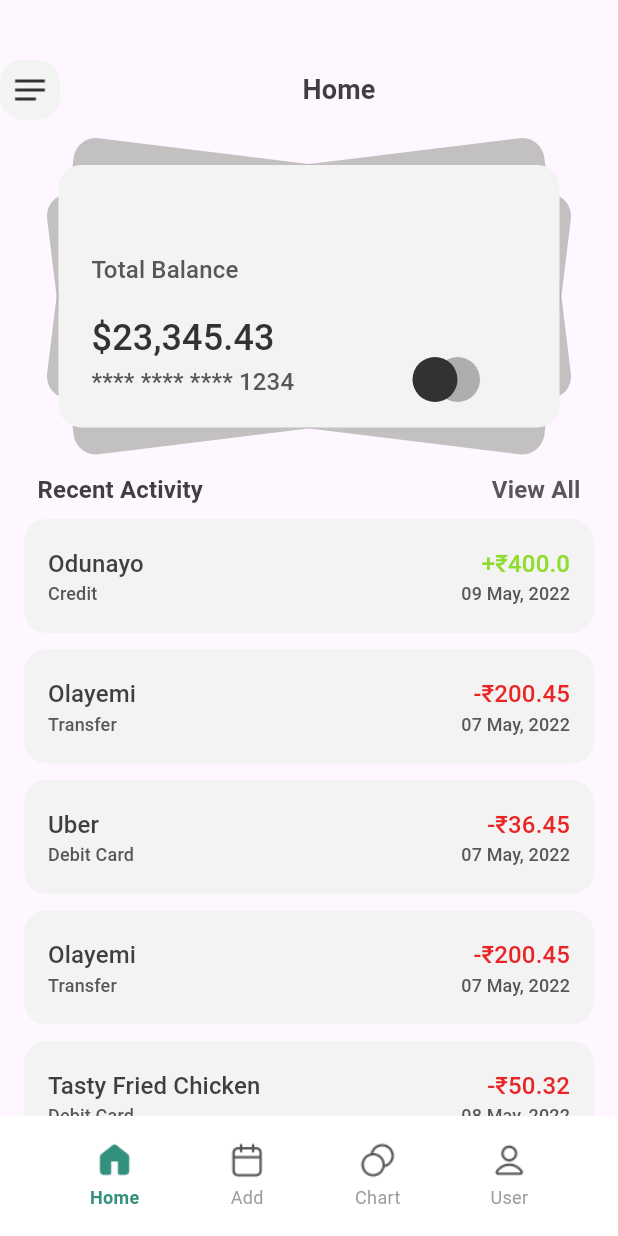
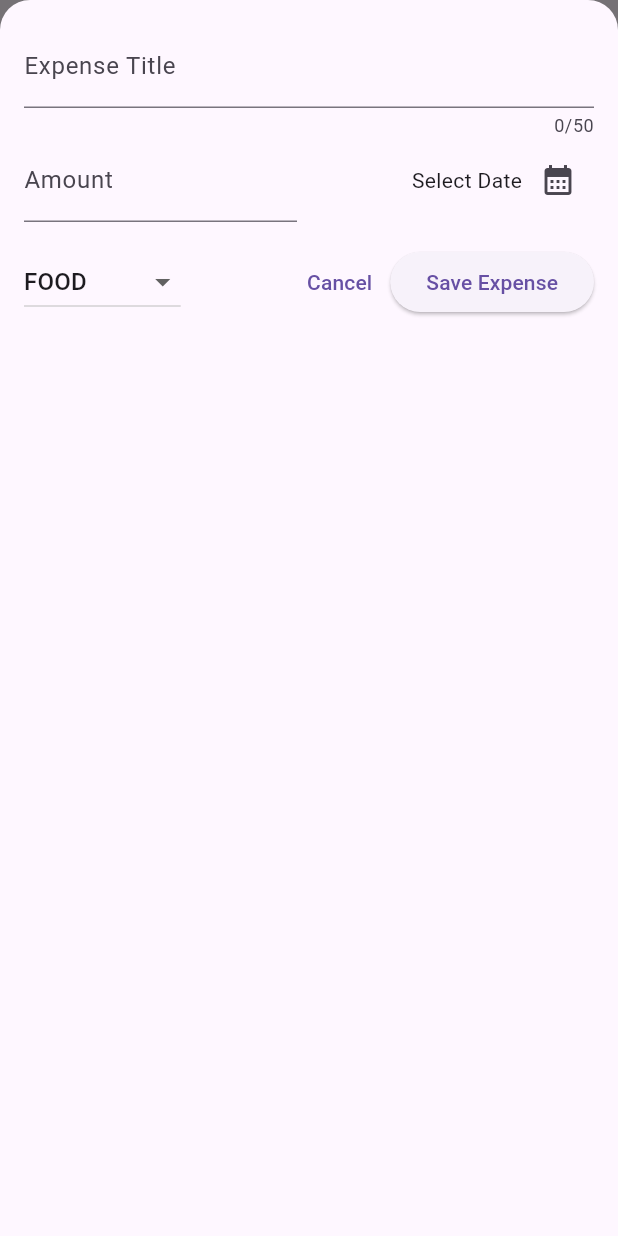
Before and after one commit to Deepak-10439/Expense-Tracker-Flutter-app, a Flutter app: the screen it shows after launch, after a tap on "Add", on a phone screen of 412 x 824 dp. Run offline on Flutter 3.47's test engine with Material 3 defaults, Android fonts, the phone set to English and light mode, and no system bars.

```diff
--- a/lib/Bottombar.dart
+++ b/lib/Bottombar.dart
@@ -1,8 +1,11 @@
 // ignore_for_file: library_private_types_in_public_api
 
 import 'package:flutter/material.dart';
-import 'homeScreen.dart';
+import 'new_expense.dart';
+import 'models/expenses.dart';
+import 'HomeScreen.dart';
 import 'chartscreen.dart';
+
 
 class BottomBar extends StatefulWidget {
   const BottomBar({super.key});
@@ -13,6 +16,26 @@ class BottomBar extends StatefulWidget {
 
 class _BottomBarState extends State<BottomBar> {
   int selectedItemIndex = 0;
+  void _addNewExpense(BuildContext context, Expense newExpense) {
+
+  }
+  void _openAddExpenseOverlay(BuildContext context) {
+    showModalBottomSheet(
+      context: context,
+      isScrollControlled: true,
+      backgroundColor: Colors.transparent,
+      builder: (ctx) => Container(
+        decoration: BoxDecoration(
+          color: Theme.of(context).scaffoldBackgroundColor,
+          borderRadius: const BorderRadius.vertical(top: Radius.circular(20)),
+        ),
+        padding: EdgeInsets.only(
+          bottom: MediaQuery.of(context).viewInsets.bottom,
+        ),
+        child: NewExpense((expense) => _addNewExpense(context, expense)),
+      ),
+    );
+  }
 
   @override
   Widget build(BuildContext context) {
@@ -45,7 +68,7 @@ class _BottomBarState extends State<BottomBar> {
             label: "Add",
             isSelected: false, // No selection state for Add
             onClick: () {
-              // Handle Add click
+              _openAddExpenseOverlay(context);
             },
           ),
           BottomAppBarItem(
--- a/lib/CardDetails.dart
+++ b/lib/CardDetails.dart
@@ -59,7 +59,7 @@ class CardFrame extends StatelessWidget {
               left: 22,
               top: 35,
               child: Text(
-                '\$23,345.43',
+                '\₹23,345.43',
                 style: TextStyle(
                   color: Color(0xFF323232),
                   fontSize: 24,
--- a/lib/HomeScreen.dart
+++ b/lib/HomeScreen.dart
@@ -1,4 +1,5 @@
 import 'package:flutter/material.dart';
+import 'package:provider/provider.dart';
 import 'CardDetails.dart';
 import 'expensedetails.dart';
 import 'Bottombar.dart';
@@ -11,9 +12,9 @@ class HomeScreen extends StatelessWidget {
 
   @override
   Widget build(BuildContext context) {
-    final transactions = TransactionRepository().transactions;
-
-    return Scaffold(
+    return ChangeNotifierProvider(
+      create: (_) => TransactionRepository(),
+      child: Scaffold(
         body: Column(
           children: [
             const SizedBox(height: 40),
@@ -79,7 +80,9 @@ class HomeScreen extends StatelessWidget {
             ),
             const SizedBox(height: 30), // Spacer equivalent
             Expanded(
-            child: Column(
+               child: Consumer<TransactionRepository>(
+                 builder: (context, transactionRepo, child) {
+                   return Column(
                      children: [
                        const Row(
                          mainAxisAlignment: MainAxisAlignment.spaceBetween,
@@ -111,14 +114,17 @@ class HomeScreen extends StatelessWidget {
                          ],
                        ),
                        Expanded(
-                  child: TransactionsList(transactions: transactions),
+                         child: TransactionsList(transactions: transactionRepo.transactions),
                        ),
                      ],
+                   );
+                 },
                ),
              ),
           ],
         ),
         bottomNavigationBar: const BottomBar(),
+      ),
     );
   }
 }
--- a/lib/chartscreen.dart
+++ b/lib/chartscreen.dart
@@ -3,8 +3,8 @@ import 'pieChart.dart';
 import 'expenseSummary.dart';
 import 'dailyMonthlyWeeklyFrame.dart';
 import 'Bottombar.dart';
-import 'new_expense.dart'; // Add this import
-import 'models/expenses.dart'; // Import the Expense model
+import 'new_expense.dart';
+import 'models/expenses.dart';
 
 class ChartScreen extends StatelessWidget {
   const ChartScreen({super.key});
--- a/lib/dailyMonthlyWeeklyFrame.dart
+++ b/lib/dailyMonthlyWeeklyFrame.dart
@@ -1,3 +1,4 @@
+// ignore: file_names
 import 'package:flutter/material.dart';
 
 class DailyMonthlyWeeklyFrame extends StatefulWidget {
@@ -23,14 +24,14 @@ class _DailyMonthlyWeeklyFrameState extends State<DailyMonthlyWeeklyFrame> {
       },
       child: Container(
         decoration: BoxDecoration(
-          color: isSelected ? Color(0xfff3f3f3) : Color(0xff323232),
+          color: isSelected ? const Color(0xfff3f3f3) : const Color(0xff323232),
           borderRadius: BorderRadius.circular(15),
         ),
-        padding: EdgeInsets.symmetric(horizontal: 12, vertical: 8),
+        padding: const EdgeInsets.symmetric(horizontal: 12, vertical: 8),
         child: Text(
           option,
           style: TextStyle(
-            color: isSelected ? Color(0xff323232) : Color(0xfff3f3f3),
+            color: isSelected ? const Color(0xff323232) : const Color(0xfff3f3f3),
             fontSize: 16,
             letterSpacing: 0.1,
             height: 1.5,
@@ -43,13 +44,13 @@ class _DailyMonthlyWeeklyFrameState extends State<DailyMonthlyWeeklyFrame> {
   @override
   Widget build(BuildContext context) {
     return Padding(
-      padding: EdgeInsets.symmetric(horizontal: 10), // Adjusted padding for better alignment
+      padding: const EdgeInsets.symmetric(horizontal: 10), // Adjusted padding for better alignment
       child: Container(
         decoration: BoxDecoration(
-          color: Color(0xff323232),
+          color: const Color(0xff323232),
           borderRadius: BorderRadius.circular(15),
         ),
-        padding: EdgeInsets.symmetric(horizontal: 10, vertical: 10), // More consistent padding
+        padding: const EdgeInsets.symmetric(horizontal: 10, vertical: 10), // More consistent padding
         child: Row(
           mainAxisAlignment: MainAxisAlignment.spaceEvenly, // Evenly distribute space
           children: [
--- a/lib/expenseSummary.dart
+++ b/lib/expenseSummary.dart
@@ -1,6 +1,6 @@
 import 'package:flutter/material.dart';
+import 'package:provider/provider.dart';
 import 'models/transaction_repository.dart';
-import 'models/transaction_data.dart';
 
 // Data model to represent income and expense summary
 class ExpenseSummaryData {
@@ -11,13 +11,12 @@ class ExpenseSummaryData {
 }
 
 class IncomeExpenseSummary extends StatelessWidget {
-  // Remove the data parameter
   const IncomeExpenseSummary({super.key});
 
   @override
   Widget build(BuildContext context) {
-    // Get transactions from the repository
-    final transactions = TransactionRepository().transactions;
+    // Listen to changes in the TransactionRepository
+    final transactions = Provider.of<TransactionRepository>(context).transactions;
 
     // Calculate total income and total expense
     final double totalIncome = transactions
--- a/lib/expensedetails.dart
+++ b/lib/expensedetails.dart
@@ -1,4 +1,5 @@
 import 'package:flutter/material.dart';
+import 'package:intl/intl.dart'; // Import the intl package
 import 'models/transaction_data.dart'; // Import the new data class
 import 'models/transaction_repository.dart';
 
@@ -104,12 +105,13 @@ class TransactionsList extends StatelessWidget {
       itemCount: transactions.length,
       itemBuilder: (context, index) {
         final transaction = transactions[index];
+        final formattedDate = DateFormat('yyyy-MM-dd').format(transaction.date); // Format the date
         return Column(
           children: [
             TransactionItem(
               source: transaction.source,
               amount: transaction.amount.toString(),
-              date: transaction.date,
+              date: formattedDate, // Use the formatted date
               mode: transaction.mode,
               isIncome: transaction.isIncome,
             ),
--- a/lib/main.dart
+++ b/lib/main.dart
@@ -1,8 +1,17 @@
-import 'package:expense_tracker_flutter/homeScreen.dart';
    import 'package:flutter/material.dart';
+   import 'package:provider/provider.dart';
+   import 'models/transaction_repository.dart';
+   import 'homeScreen.dart';
 
    void main() {
-  runApp(const MyApp());
+     runApp(
+       MultiProvider(
+         providers: [
+           ChangeNotifierProvider(create: (_) => TransactionRepository()),
+         ],
+         child: MyApp(),
+       ),
+     );
    }
 
    class MyApp extends StatelessWidget {
@@ -10,12 +19,8 @@ class MyApp extends StatelessWidget {
 
      @override
      Widget build(BuildContext context) {
-    return MaterialApp(
-      title: 'Expense Tracker',
-      theme: ThemeData(
-        primarySwatch: Colors.blue,
-      ),
-      home: const HomeScreen(),
+       return const MaterialApp(
+         home: HomeScreen(),
        );
      }
    }
--- a/lib/models/expenses.dart
+++ b/lib/models/expenses.dart
@@ -5,12 +5,11 @@ import 'package:intl/intl.dart';
 final formatter = DateFormat.yMd();
 const uuid = Uuid();
 
-enum Category { food, travel, leisure, work }
+enum Category { food, travel, work, grocery, shopping,rent, bills,other }
 
 const categoryIcon = {
   Category.food: Icons.lunch_dining,
   Category.travel: Icons.flight_takeoff,
-  Category.leisure: Icons.movie,
   Category.work: Icons.work,
 };
 
--- a/lib/models/transaction_data.dart
+++ b/lib/models/transaction_data.dart
@@ -1,7 +1,7 @@
 class TransactionData {
   final String source;
   final double amount;
-  final String date;
+  final DateTime date; // Change from String to DateTime
   final String mode;
   final bool isIncome;
   final String category;
@@ -9,7 +9,7 @@ class TransactionData {
   TransactionData({
     required this.source,
     required this.amount,
-    required this.date,
+    required this.date, // Change from String to DateTime
     required this.mode,
     required this.isIncome,
     required this.category,
--- a/lib/models/transaction_repository.dart
+++ b/lib/models/transaction_repository.dart
@@ -1,6 +1,7 @@
+import 'package:flutter/foundation.dart';
 import 'transaction_data.dart';
 
-class TransactionRepository {
+class TransactionRepository extends ChangeNotifier {
   static final TransactionRepository _instance = TransactionRepository._internal();
 
   factory TransactionRepository() {
@@ -13,7 +14,7 @@ class TransactionRepository {
     TransactionData(
       source: "Odunayo",
       amount: 400,
-      date: "09 May, 2022",
+      date: DateTime.parse("2022-05-09"),
       mode: "Credit",
       isIncome: true,
       category: "Salary",
@@ -21,7 +22,7 @@ class TransactionRepository {
     TransactionData(
       source: "Olayemi",
       amount: 200.45,
-      date: "07 May, 2022",
+      date: DateTime.parse("2022-05-07"),
       mode: "Transfer",
       isIncome: false,
       category: "Transfer",
@@ -29,7 +30,7 @@ class TransactionRepository {
     TransactionData(
       source: "Uber",
       amount: 36.45,
-      date: "07 May, 2022",
+      date: DateTime.parse("2022-05-07"),
       mode: "Debit Card",
       isIncome: false,
       category: "Transport",
@@ -37,7 +38,7 @@ class TransactionRepository {
     TransactionData(
       source: "Olayemi",
       amount: 200.45,
-      date: "07 May, 2022",
+      date: DateTime.parse("2022-05-07"),
       mode: "Transfer",
       isIncome: false,
       category: "Transfer",
@@ -45,7 +46,7 @@ class TransactionRepository {
     TransactionData(
       source: "Tasty Fried Chicken",
       amount: 50.32,
-      date: "08 May, 2022",
+      date: DateTime.parse("2022-05-08"),
       mode: "Debit Card",
       isIncome: false,
       category: "Food",
@@ -53,7 +54,7 @@ class TransactionRepository {
     TransactionData(
       source: "Nescafe",
       amount: 12.12,
-      date: "09 May, 2022",
+      date: DateTime.parse("2022-05-09"),
       mode: "Debit Card",
       isIncome: false,
       category: "Beverage",
@@ -61,7 +62,7 @@ class TransactionRepository {
     TransactionData(
       source: "Odunayo",
       amount: 400,
-      date: "09 May, 2022",
+      date: DateTime.parse("2022-05-09"),
       mode: "Credit",
       isIncome: true,
       category: "Salary",
@@ -69,7 +70,7 @@ class TransactionRepository {
     TransactionData(
       source: "Olayemi",
       amount: 200.45,
-      date: "07 May, 2022",
+      date: DateTime.parse("2022-05-07"),
       mode: "Transfer",
       isIncome: false,
       category: "Transfer",
@@ -77,7 +78,7 @@ class TransactionRepository {
     TransactionData(
       source: "Tasty Fried Chicken",
       amount: 50.32,
-      date: "08 May, 2022",
+      date: DateTime.parse("2022-05-08"),
       mode: "Debit Card",
       isIncome: false,
       category: "Food",
@@ -85,7 +86,7 @@ class TransactionRepository {
     TransactionData(
       source: "Nescafe",
       amount: 12.12,
-      date: "09 May, 2022",
+      date: DateTime.parse("2022-05-09"),
       mode: "Debit Card",
       isIncome: false,
       category: "Beverage",
@@ -93,7 +94,7 @@ class TransactionRepository {
     TransactionData(
       source: "Odunayo",
       amount: 400,
-      date: "09 May, 2022",
+      date: DateTime.parse("2022-05-09"),
       mode: "Credit",
       isIncome: true,
       category: "Salary",
@@ -101,4 +102,10 @@ class TransactionRepository {
   ];
 
   List<TransactionData> get transactions => _transactions;
+
+  void addTransaction(TransactionData transaction) {
+    _transactions.add(transaction);
+    _transactions.sort((a, b) => b.date.compareTo(a.date)); // Sort by DateTime descending
+    notifyListeners();
+  }
 }
--- a/lib/new_expense.dart
+++ b/lib/new_expense.dart
@@ -5,6 +5,7 @@ import 'package:flutter/material.dart';
 import 'models/expenses.dart';
 import 'models/transaction_data.dart';
 import 'models/transaction_repository.dart';
+import 'package:provider/provider.dart';
 
 class NewExpense extends StatefulWidget {
   final void Function(Expense) onAddExpense;
@@ -18,7 +19,7 @@ class NewExpense extends StatefulWidget {
 class _NewExpenseState extends State<NewExpense> {
   final _titleController = TextEditingController();
   final _amountController = TextEditingController();
-  Category _selectedCategory = Category.leisure;
+  Category _selectedCategory = Category.food;
   DateTime? _selectedDate;
 
   void _presentDatePicker() async {
@@ -84,15 +85,16 @@ class _NewExpenseState extends State<NewExpense> {
       return;
     }
 
-    // Add the new expense to the repository
-    TransactionRepository().transactions.add(
+    // Add the new expense to the repository using Provider
+    final transactionRepo = Provider.of<TransactionRepository>(context, listen: false);
+    transactionRepo.addTransaction(
       TransactionData(
         source: _titleController.text,
         amount: enteredAmount,
-        date: formatter.format(_selectedDate!),
-        mode: "Expense", // Assuming mode is "Expense" for new expenses
-        isIncome: false, // Assuming new expenses are not income
-        category: _selectedCategory.name, // Assuming category is a string
+        date: _selectedDate!,
+        mode: "Expense",
+        isIncome: false,
+        category: _selectedCategory.name,
       ),
     );
 
@@ -142,7 +144,7 @@ class _NewExpenseState extends State<NewExpense> {
                           maxLength: 50,
                           keyboardType: TextInputType.text,
                           decoration: const InputDecoration(
-                            label: Text('Express Title'),
+                            label: Text('Expense Title'),
                           ),
                         ),
                       ),
@@ -154,7 +156,7 @@ class _NewExpenseState extends State<NewExpense> {
                           controller: _amountController,
                           keyboardType: TextInputType.number,
                           decoration: const InputDecoration(
-                            prefixText: '\$ ',
+                            prefixText: '\₹ ',
                             label: Text('Amount'),
                           ),
                         ),
@@ -167,7 +169,7 @@ class _NewExpenseState extends State<NewExpense> {
                     maxLength: 50,
                     keyboardType: TextInputType.text,
                     decoration: const InputDecoration(
-                      label: Text('Express Title'),
+                      label: Text('Expense Title'),
                     ),
                   ),
                 if (width >= 600)
@@ -216,7 +218,7 @@ class _NewExpenseState extends State<NewExpense> {
                           controller: _amountController,
                           keyboardType: TextInputType.number,
                           decoration: const InputDecoration(
-                            prefixText: '\$ ',
+                            prefixText: '\₹ ',
                             label: Text('Amount'),
                           ),
                         ),
--- a/lib/pieChart.dart
+++ b/lib/pieChart.dart
@@ -44,10 +44,6 @@ class PieChart extends StatelessWidget {
   Widget build(BuildContext context) {
     // Calculate the total sum of all expenses
     final total = data.fold(0.0, (sum, item) => sum + item.amount);
-
-    // Starting angle for the first slice
-    double startAngle = 0.0;
-
     // List of colors for the slices
     const colors = [
       Color(0xFF1F77B4), Color(0xFFFF7F0E), Color(0xFF2CA02C), Color(0xFFD62728),
--- a/pubspec.yaml
+++ b/pubspec.yaml
@@ -30,6 +30,7 @@ environment:
 dependencies:
   flutter:
     sdk: flutter
+  provider: ^6.0.0
   uuid: ^3.0.6  # Add this line with the appropriate version
 
   # The following adds the Cupertino Icons font to your application.
```
Also changed, not shown: pubspec.lock. Lines whose indentation alone changed are shown as unchanged.
